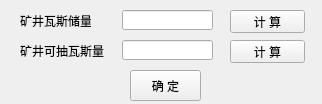
Old version of the form python/cbm/uifiles/mine_gas_reserves_predict_dlg.ui in the repository wyrover/cbm.
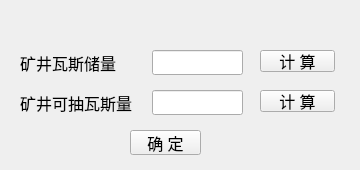
New version of the form. Icons and pictures are not drawn.

```diff
--- a/python/cbm/uifiles/mine_gas_reserves_predict_dlg.ui
+++ b/python/cbm/uifiles/mine_gas_reserves_predict_dlg.ui
@@ -6,8 +6,8 @@
    <rect>
     <x>0</x>
     <y>0</y>
-    <width>322</width>
-    <height>104</height>
+    <width>360</width>
+    <height>170</height>
    </rect>
   </property>
   <property name="windowTitle">
@@ -17,90 +17,247 @@
    <iconset resource="../usecad.qrc">
     <normaloff>:/images/cbm.ico</normaloff>:/images/cbm.ico</iconset>
   </property>
-  <widget class="QLabel" name="label">
+  <widget class="QWidget" name="widget_main" native="true">
    <property name="geometry">
     <rect>
-     <x>20</x>
-     <y>10</y>
-     <width>71</width>
-     <height>21</height>
+     <x>0</x>
+     <y>30</y>
+     <width>361</width>
+     <height>141</height>
     </rect>
    </property>
-   <property name="text">
-    <string>矿井瓦斯储量</string>
-   </property>
+   <widget class="QLabel" name="label_2">
+    <property name="geometry">
+     <rect>
+      <x>20</x>
+      <y>60</y>
+      <width>131</width>
+      <height>25</height>
+     </rect>
+    </property>
+    <property name="font">
+     <font>
+      <pointsize>12</pointsize>
+     </font>
+    </property>
+    <property name="text">
+     <string>矿井可抽瓦斯量</string>
+    </property>
+   </widget>
+   <widget class="QPushButton" name="gas_cacl">
+    <property name="geometry">
+     <rect>
+      <x>260</x>
+      <y>20</y>
+      <width>75</width>
+      <height>22</height>
+     </rect>
+    </property>
+    <property name="font">
+     <font>
+      <pointsize>12</pointsize>
+     </font>
+    </property>
+    <property name="text">
+     <string>计 算</string>
+    </property>
+   </widget>
+   <widget class="QLabel" name="label">
+    <property name="geometry">
+     <rect>
+      <x>20</x>
+      <y>20</y>
+      <width>121</width>
+      <height>25</height>
+     </rect>
+    </property>
+    <property name="font">
+     <font>
+      <pointsize>12</pointsize>
+     </font>
+    </property>
+    <property name="text">
+     <string>矿井瓦斯储量</string>
+    </property>
+   </widget>
+   <widget class="QLineEdit" name="pump_wc">
+    <property name="geometry">
+     <rect>
+      <x>152</x>
+      <y>60</y>
+      <width>91</width>
+      <height>25</height>
+     </rect>
+    </property>
+    <property name="font">
+     <font>
+      <pointsize>12</pointsize>
+     </font>
+    </property>
+   </widget>
+   <widget class="QPushButton" name="ok">
+    <property name="geometry">
+     <rect>
+      <x>130</x>
+      <y>100</y>
+      <width>71</width>
+      <height>25</height>
+     </rect>
+    </property>
+    <property name="font">
+     <font>
+      <pointsize>12</pointsize>
+     </font>
+    </property>
+    <property name="text">
+     <string>确 定</string>
+    </property>
+   </widget>
+   <widget class="QLineEdit" name="reserve_gas">
+    <property name="geometry">
+     <rect>
+      <x>152</x>
+      <y>20</y>
+      <width>91</width>
+      <height>25</height>
+     </rect>
+    </property>
+    <property name="font">
+     <font>
+      <pointsize>12</pointsize>
+     </font>
+    </property>
+   </widget>
+   <widget class="QPushButton" name="pump_wc_cacl">
+    <property name="geometry">
+     <rect>
+      <x>260</x>
+      <y>60</y>
+      <width>75</width>
+      <height>22</height>
+     </rect>
+    </property>
+    <property name="font">
+     <font>
+      <pointsize>12</pointsize>
+     </font>
+    </property>
+    <property name="text">
+     <string>计 算</string>
+    </property>
+   </widget>
   </widget>
-  <widget class="QLineEdit" name="reserve_gas">
+  <widget class="QWidget" name="widget_title" native="true">
    <property name="geometry">
     <rect>
-     <x>122</x>
-     <y>10</y>
-     <width>91</width>
-     <height>20</height>
-    </rect>
-   </property>
-  </widget>
-  <widget class="QPushButton" name="gas_cacl">
-   <property name="geometry">
-    <rect>
-     <x>230</x>
-     <y>10</y>
-     <width>75</width>
-     <height>23</height>
-    </rect>
-   </property>
-   <property name="text">
-    <string>计 算</string>
-   </property>
-  </widget>
-  <widget class="QPushButton" name="pump_wc_cacl">
-   <property name="geometry">
-    <rect>
-     <x>230</x>
-     <y>40</y>
-     <width>75</width>
-     <height>23</height>
-    </rect>
-   </property>
-   <property name="text">
-    <string>计 算</string>
-   </property>
-  </widget>
-  <widget class="QLabel" name="label_2">
-   <property name="geometry">
-    <rect>
-     <x>20</x>
-     <y>40</y>
-     <width>91</width>
-     <height>21</height>
-    </rect>
-   </property>
-   <property name="text">
-    <string>矿井可抽瓦斯量</string>
-   </property>
-  </widget>
-  <widget class="QLineEdit" name="pump_wc">
-   <property name="geometry">
-    <rect>
-     <x>122</x>
-     <y>40</y>
-     <width>91</width>
-     <height>20</height>
-    </rect>
-   </property>
-  </widget>
-  <widget class="QPushButton" name="ok">
-   <property name="geometry">
-    <rect>
-     <x>130</x>
-     <y>70</y>
-     <width>71</width>
+     <x>0</x>
+     <y>0</y>
+     <width>361</width>
      <height>31</height>
     </rect>
    </property>
-   <property name="text">
-    <string>确 定</string>
-   </property>
+   <widget class="QLabel" name="lab_Ico">
+    <property name="geometry">
+     <rect>
+      <x>0</x>
+      <y>0</y>
+      <width>31</width>
+      <height>31</height>
+     </rect>
+    </property>
+    <property name="sizePolicy">
+     <sizepolicy hsizetype="Minimum" vsizetype="Preferred">
+      <horstretch>0</horstretch>
+      <verstretch>0</verstretch>
+     </sizepolicy>
+    </property>
+    <property name="minimumSize">
+     <size>
+      <width>30</width>
+      <height>0</height>
+     </size>
+    </property>
+    <property name="text">
+     <string>&lt;!DOCTYPE HTML PUBLIC &quot;-//W3C//DTD HTML 4.0//EN&quot; &quot;http://www.w3.org/TR/REC-html40/strict.dtd&quot;&gt;
+&lt;html&gt;&lt;head&gt;&lt;meta name=&quot;qrichtext&quot; content=&quot;1&quot; /&gt;&lt;style type=&quot;text/css&quot;&gt;
+p, li { white-space: pre-wrap; }
+&lt;/style&gt;&lt;/head&gt;&lt;body style=&quot; font-family:'SimSun'; font-size:9pt; font-weight:400; font-style:normal;&quot;&gt;
+&lt;p style=&quot;-qt-paragraph-type:empty; margin-top:0px; margin-bottom:0px; margin-left:0px; margin-right:0px; -qt-block-indent:0; text-indent:0px;&quot;&gt;&lt;br /&gt;&lt;/p&gt;&lt;/body&gt;&lt;/html&gt;</string>
+    </property>
+    <property name="alignment">
+     <set>Qt::AlignCenter</set>
+    </property>
+   </widget>
+   <widget class="QLabel" name="lab_Title">
+    <property name="geometry">
+     <rect>
+      <x>40</x>
+      <y>0</y>
+      <width>271</width>
+      <height>31</height>
+     </rect>
+    </property>
+    <property name="sizePolicy">
+     <sizepolicy hsizetype="Expanding" vsizetype="Preferred">
+      <horstretch>0</horstretch>
+      <verstretch>0</verstretch>
+     </sizepolicy>
+    </property>
+    <property name="styleSheet">
+     <string notr="true">font: 10pt &quot;微软雅黑&quot;;</string>
+    </property>
+    <property name="text">
+     <string/>
+    </property>
+    <property name="alignment">
+     <set>Qt::AlignLeading|Qt::AlignLeft|Qt::AlignVCenter</set>
+    </property>
+   </widget>
+   <widget class="QPushButton" name="btnMenu_Close">
+    <property name="geometry">
+     <rect>
+      <x>320</x>
+      <y>0</y>
+      <width>41</width>
+      <height>31</height>
+     </rect>
+    </property>
+    <property name="sizePolicy">
+     <sizepolicy hsizetype="Minimum" vsizetype="Expanding">
+      <horstretch>0</horstretch>
+      <verstretch>0</verstretch>
+     </sizepolicy>
+    </property>
+    <property name="minimumSize">
+     <size>
+      <width>40</width>
+      <height>0</height>
+     </size>
+    </property>
+    <property name="font">
+     <font>
+      <pointsize>12</pointsize>
+     </font>
+    </property>
+    <property name="cursor">
+     <cursorShape>ArrowCursor</cursorShape>
+    </property>
+    <property name="focusPolicy">
+     <enum>Qt::NoFocus</enum>
+    </property>
+    <property name="text">
+     <string/>
+    </property>
+    <property name="iconSize">
+     <size>
+      <width>32</width>
+      <height>32</height>
+     </size>
+    </property>
+    <property name="flat">
+     <bool>true</bool>
+    </property>
+   </widget>
   </widget>
  </widget>
  <resources>
```
